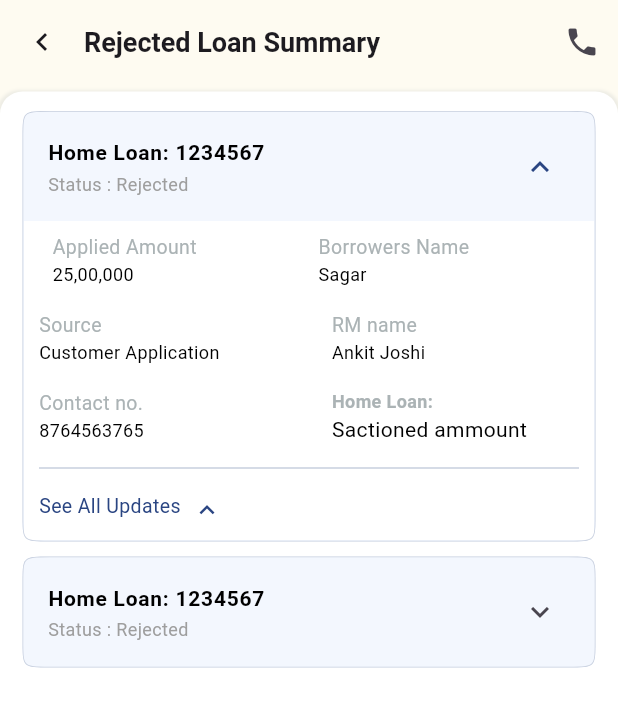
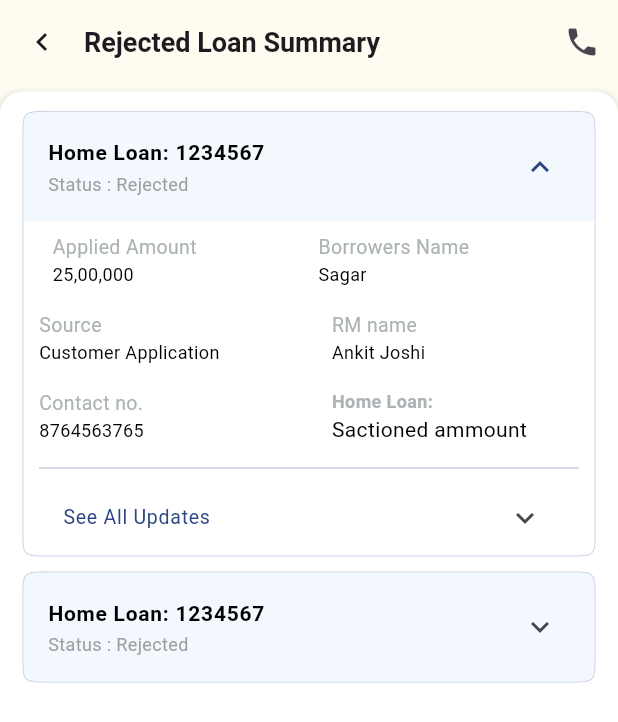
Before and after one commit to mallikaroy14/flutter-application, a Flutter app: the RejectedLoanSummaryScreen screen opened by its route, after a tap on "Home Loan: 1234567", on a phone screen of 412 x 824 dp. Shown: the top 722 px of the screen. Run offline on Flutter 3.47's test engine with Material 3 defaults, Android fonts, the light colour scheme and no system bars; our stand-ins replace flutter_screenutil, geocoding, geolocator, get, image_picker and 3 more; missing offline and left inert: dart:ffi; accounts and stored records are empty.

Commit message:
code modified in rejected loan summary

```diff
--- a/lib/screens/rejected_loan_summary/view/rejected_loan_summary_screen.dart
+++ b/lib/screens/rejected_loan_summary/view/rejected_loan_summary_screen.dart
@@ -87,8 +87,8 @@ class RejectedLoanSummaryScreen extends GetView<RejectedLoanSummaryController> {
                                         fontWeight: FontWeight.normal),
                                   ),
                                   children: [
-                                    Obx(() => expandedWidget(
-                                        rejectedDetails, index, context))
+                                    expandedWidget(
+                                        rejectedDetails, index, context)
                                   ],
                                 ),
                               );
@@ -283,45 +283,18 @@ class RejectedLoanSummaryScreen extends GetView<RejectedLoanSummaryController> {
               ),
             ),
             const Divider(color: AppColors.lightGreyColor),
-            InkWell(
-              onTap: () {
-                controller.isExpanded.value = !controller.isExpanded.value;
-              },
-              child: Row(
-                mainAxisAlignment: MainAxisAlignment.start,
-                crossAxisAlignment: CrossAxisAlignment.center,
-                children: <Widget>[
-                  const Padding(
-                    padding: EdgeInsets.only(bottom: 5.0),
-                    child: Text("See All Updates",
+            ExpansionTile(
+                dense: true,
+                iconColor: AppColors.primaryColor,
+                backgroundColor: AppColors.whiteColor,
+                collapsedBackgroundColor: AppColors.whiteColor,
+                shape: Border(),
+                title: Text("See All Updates",
                     style: TextStyle(
                         fontSize: 13,
                         color: AppColors.primaryColor,
                         fontWeight: FontWeight.normal)),
-                  ),
-                  Container(
-                    padding: const EdgeInsets.all(0.0),
-                    width: 35,
-                    height: 40,
-                    child: IconButton(
-                      padding: EdgeInsets.zero,
-                      iconSize: 20,
-                      onPressed: () {
-                        controller.isExpanded.value =
-                            !controller.isExpanded.value;
-                      },
-                      icon: Icon(
-                        controller.isExpanded.value
-                            ? Icons.keyboard_arrow_down_sharp
-                            : Icons.expand_less,
-                        color: AppColors.primaryColor,
-                      ),
-                    ),
-                  )
-                ],
-              ),
-            ),
-            if (controller.isExpanded.value)
+                children: [
                   Column(
                     children: [
                       Timeline(
@@ -341,7 +314,8 @@ class RejectedLoanSummaryScreen extends GetView<RejectedLoanSummaryController> {
                                     child: const Text.rich(TextSpan(
                                         text: 'In-progress',
                                         style: TextStyle(
-                                    fontWeight: FontWeight.normal, fontSize: 13),
+                                            fontWeight: FontWeight.normal,
+                                            fontSize: 13),
                                         children: [
                                           WidgetSpan(
                                               child: SizedBox(
@@ -351,55 +325,18 @@ class RejectedLoanSummaryScreen extends GetView<RejectedLoanSummaryController> {
                                               child: Text(
                                             '12 aug 2024',
                                             style: TextStyle(
-                                            color: AppColors.grayColor, fontSize: 13),
+                                                color: AppColors.grayColor,
+                                                fontSize: 13),
                                           ))
                                         ])),
                                   ))),
                       const SizedBox(height: 10),
                     ],
                   )
+                ])
           ],
         ),
       ),
     );
   }
-
-  // Column expandableWidgetSeeAllUpdates(rejectedDetails, index) {
-  //   return Column(
-  //     children: [
-  //       Timeline(
-  //           padding: EdgeInsets.zero,
-  //           lineGap: 0,
-  //           lineColor: AppColors.orangeDarkColor,
-  //           indicators: List<Widget>.generate(
-  //               3,
-  //               (index) => const Icon(
-  //                     Icons.check_circle,
-  //                     color: AppColors.orangeDarkColor,
-  //                     size: 20,
-  //                   )),
-  //           children: List<Widget>.generate(
-  //               3,
-  //               (index) => Container(
-  //                     child: const Text.rich(TextSpan(
-  //                         text: 'In-progress',
-  //                         style: TextStyle(
-  //                             fontWeight: FontWeight.normal, fontSize: 13),
-  //                         children: [
-  //                           WidgetSpan(
-  //                               child: SizedBox(
-  //                             width: 5,
-  //                           )),
-  //                           WidgetSpan(
-  //                               child: Text(
-  //                             '12 aug 2024',
-  //                             style: TextStyle(
-  //                                 color: AppColors.grayColor, fontSize: 13),
-  //                           ))
-  //                         ])),
-  //                   ))),
-  //       const SizedBox(height: 10),
-  //     ],
-  //   );
-  // }
 }
```
Lines whose indentation alone changed are shown as unchanged.
